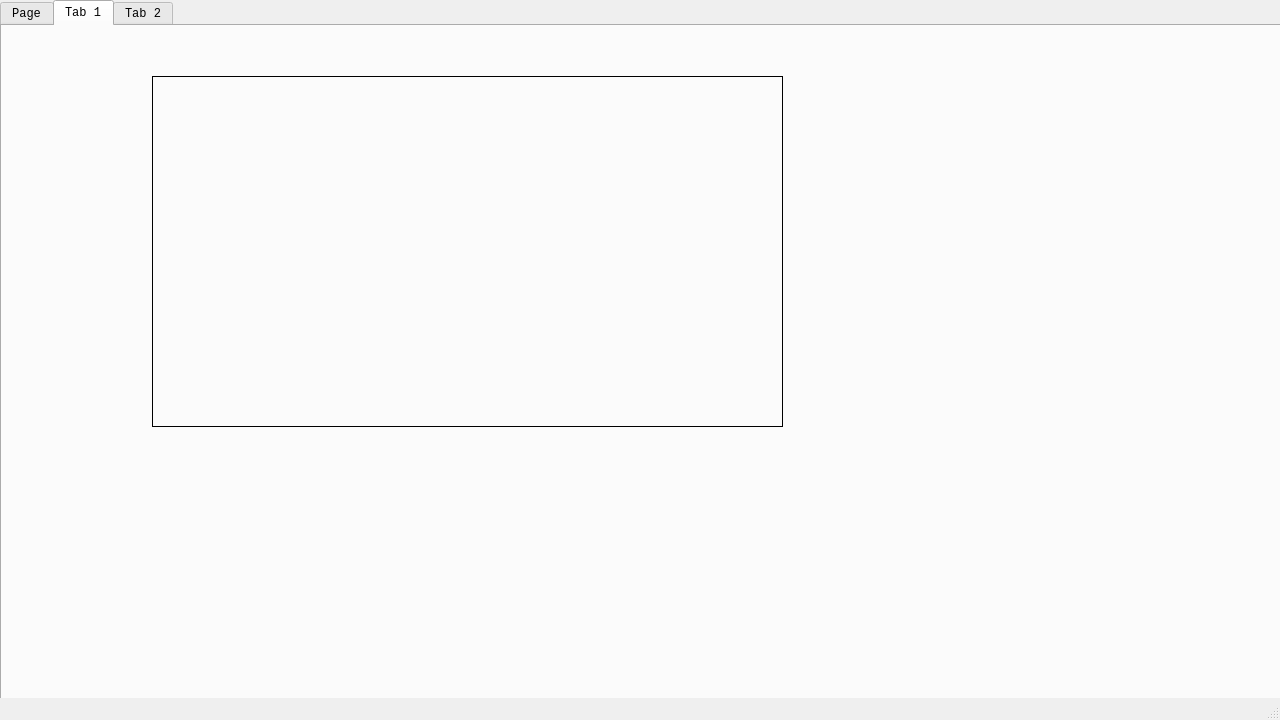
Before: the Qt Designer form mainwindow.ui in risherlock/simdez, drawn with Qt 5.
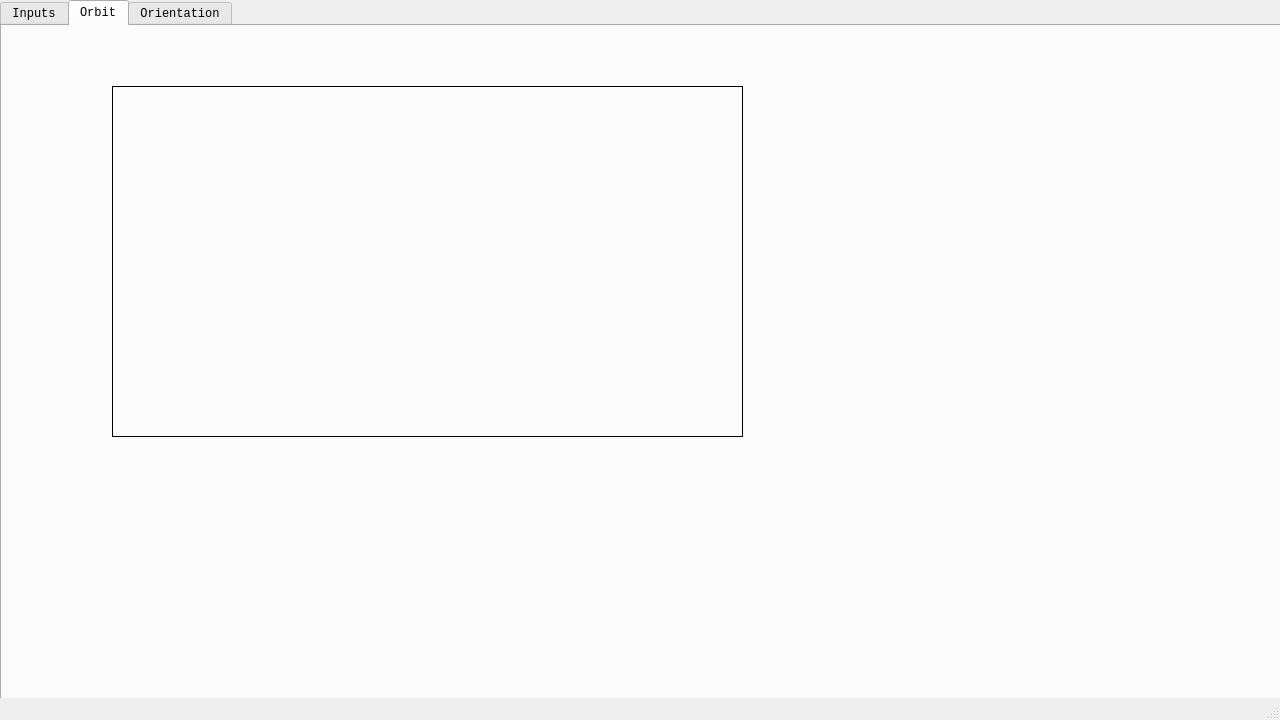
After: the same form once the commit is applied. The open tabs and pages were chosen to show the change. Icons and pictures are not drawn.

Diff of the .ui file:
```diff
--- a/mainwindow.ui
+++ b/mainwindow.ui
@@ -48,7 +48,7 @@
     </property>
     <widget class="QWidget" name="tab_3">
      <attribute name="title">
-      <string>Page</string>
+      <string>Inputs</string>
      </attribute>
      <widget class="QGroupBox" name="groupBox">
       <property name="geometry">
@@ -1228,13 +1228,13 @@
     </widget>
     <widget class="QWidget" name="tab">
      <attribute name="title">
-      <string>Tab 1</string>
+      <string>Orbit</string>
      </attribute>
      <widget class="QLabel" name="label_map">
       <property name="geometry">
        <rect>
-        <x>150</x>
-        <y>50</y>
+        <x>110</x>
+        <y>60</y>
         <width>631</width>
         <height>351</height>
        </rect>
@@ -1255,7 +1255,7 @@
     </widget>
     <widget class="QWidget" name="tab_2">
      <attribute name="title">
-      <string>Tab 2</string>
+      <string>Orientation</string>
      </attribute>
      <widget class="QPushButton" name="pushButton">
       <property name="geometry">
```
Left out of the diff: 6 changed lines with no effect on the pictures.
